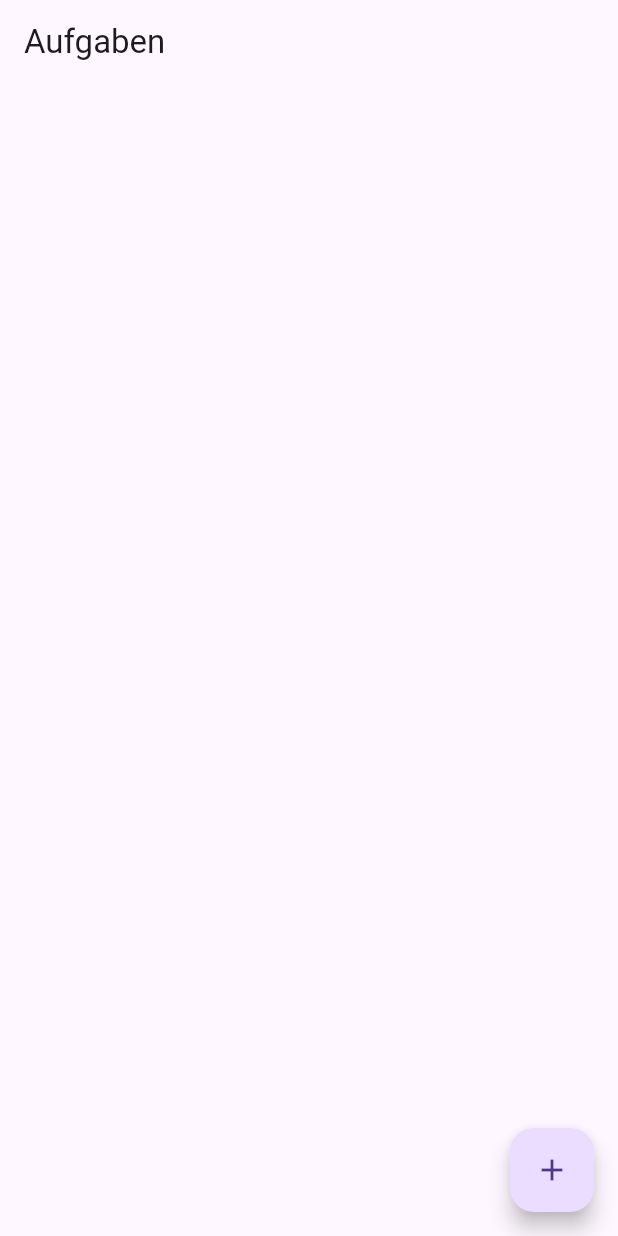
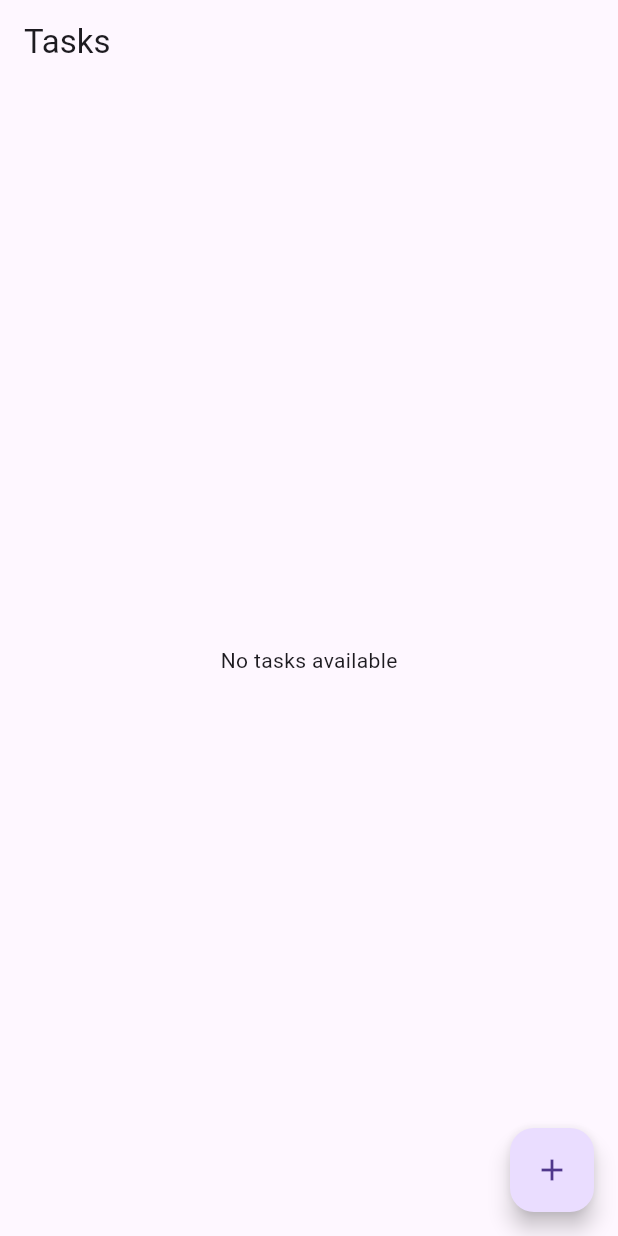
Before and after one commit to Kevin-Bangert/p19, a Flutter app: the screen it shows after launch, on a phone screen of 412 x 824 dp. Run offline on Flutter 3.47's test engine with Material 3 defaults, Android fonts, the phone set to English and light mode, and no system bars.

Commit message:
P19 jetzt tatsächlich fertiges ProjektSheet, vorher nur Aufgabe 1 gewesen

```diff
--- a/lib/main.dart
+++ b/lib/main.dart
@@ -1,7 +1,6 @@
 import 'package:flutter/material.dart';
-import 'database_repository.dart';
+import 'task_list_screen.dart';
 import 'mock_database.dart';
-import 'task.dart';
 
 void main() {
   runApp(MyApp());
@@ -11,66 +10,8 @@ class MyApp extends StatelessWidget {
   @override
   Widget build(BuildContext context) {
     return MaterialApp(
-      home: TaskListScreen(),
-    );
-  }
-}
-
-class TaskListScreen extends StatefulWidget {
-  @override
-  _TaskListScreenState createState() => _TaskListScreenState();
-}
-
-class _TaskListScreenState extends State<TaskListScreen> {
-  late DatabaseRepository repo; // Repository-Instanz
-  List<Task> tasks = []; // Liste der Aufgaben
-
-  @override
-  void initState() {
-    super.initState();
-    repo = MockDatabase(); // MockDatabase verwenden
-    _loadTasks(); // Aufgaben beim Start laden
-  }
-
-  Future<void> _loadTasks() async {
-    List<Task> loadedTasks = await repo.getTasks();
-    setState(() {
-      tasks = loadedTasks; // Zustand aktualisieren
-    });
-  }
-
-  Future<void> _addTask() async {
-    Task newTask = Task(
-      title: 'Neue Aufgabe',
-      description: 'Beschreibung',
-      isCompleted: false,
-    );
-    await repo.insertTask(newTask);
-    _loadTasks(); // Liste nach Hinzufügen aktualisieren
-  }
-
-  @override
-  Widget build(BuildContext context) {
-    return Scaffold(
-      appBar: AppBar(title: Text('Aufgaben')),
-      body: ListView.builder(
-        itemCount: tasks.length,
-        itemBuilder: (context, index) {
-          return ListTile(
-            title: Text(tasks[index].title),
-            subtitle: Text(tasks[index].description),
-            trailing: Checkbox(
-              value: tasks[index].isCompleted,
-              onChanged: (value) {
-                // Hier könnte man die Aufgabe aktualisieren
-              },
-            ),
-          );
-        },
-      ),
-      floatingActionButton: FloatingActionButton(
-        onPressed: _addTask, // Neue Aufgabe hinzufügen
-        child: Icon(Icons.add),
+      home: TaskListScreen(
+        repo: MockDatabase(),
       ),
     );
   }
--- a/lib/mock_database.dart
+++ b/lib/mock_database.dart
@@ -3,12 +3,13 @@ import 'database_repository.dart';
 import 'task.dart';
 
 class MockDatabase implements DatabaseRepository {
-  final List<Task> _tasks = []; // In-Memory-Datenbank als Liste
-  int _nextId = 1; // Automatische ID-Vergabe
+  final List<Task> _tasks = [];
+  int _nextId = 1;
 
   @override
   Future<Task> insertTask(Task task) async {
-    int id = task.id ?? _nextId++; // ID zuweisen, falls keine vorhanden
+    await Future.delayed(Duration(seconds: 1));
+    int id = task.id ?? _nextId++;
     Task newTask = Task(
       id: id,
       title: task.title,
@@ -16,22 +17,24 @@ class MockDatabase implements DatabaseRepository {
       isCompleted: task.isCompleted,
     );
     _tasks.add(newTask);
-    return newTask; // Rückgabe der eingefügten Aufgabe mit ID
+    return newTask;
   }
 
   @override
   Future<List<Task>> getTasks() async {
-    return _tasks; // Rückgabe aller Aufgaben
+    await Future.delayed(Duration(seconds: 2));
+    return _tasks;
   }
 
   @override
   Future<void> updateTask(Task task) async {
+    await Future.delayed(Duration(seconds: 1));
     if (task.id == null) {
-      throw Exception('ID wird fürs Aktualisieren benötigt');
+      throw Exception('Ohne ID kann die Aufgabe nicht aktualisiert werden');
     }
     int index = _tasks.indexWhere((t) => t.id == task.id);
     if (index != -1) {
-      _tasks[index] = task; // Aufgabe ersetzen
+      _tasks[index] = task;
     } else {
       throw Exception('Task nicht gefunden');
     }
@@ -39,6 +42,7 @@ class MockDatabase implements DatabaseRepository {
 
   @override
   Future<void> deleteTask(int id) async {
-    _tasks.removeWhere((t) => t.id == id); // Aufgabe mit ID löschen
+    await Future.delayed(Duration(seconds: 3));
+    _tasks.removeWhere((t) => t.id == id);
   }
 }
--- a/lib/task.dart
+++ b/lib/task.dart
@@ -1,5 +1,5 @@
 class Task {
-  final int? id; // ID kann null sein, wird später gesetzt
+  final int? id;
   final String title;
   final String description;
   final bool isCompleted;
--- /dev/null
+++ b/lib/task_list_screen.dart
@@ -0,0 +1,80 @@
+import 'package:flutter/material.dart';
+import 'database_repository.dart';
+import 'task.dart';
+
+class TaskListScreen extends StatefulWidget {
+  final DatabaseRepository repo;
+
+  const TaskListScreen({required this.repo, super.key});
+
+  @override
+  _TaskListScreenState createState() => _TaskListScreenState();
+}
+
+class _TaskListScreenState extends State<TaskListScreen> {
+  Future<List<Task>>? _tasksFuture;
+
+  @override
+  void initState() {
+    super.initState();
+    _refreshTasks();
+  }
+
+  void _refreshTasks() {
+    _tasksFuture = widget.repo.getTasks();
+    setState(() {});
+  }
+
+  Future<void> _addTask() async {
+    final newTask = Task(
+      title: 'New Task',
+      description: 'Description',
+      isCompleted: false,
+    );
+    await widget.repo.insertTask(newTask);
+    _refreshTasks();
+  }
+
+  @override
+  Widget build(BuildContext context) {
+    return Scaffold(
+      appBar: AppBar(title: const Text('Tasks')),
+      body: FutureBuilder<List<Task>>(
+        future: _tasksFuture,
+        builder: (context, snapshot) {
+          if (snapshot.connectionState == ConnectionState.waiting) {
+            return const Center(child: CircularProgressIndicator());
+          } else if (snapshot.hasError) {
+            return Center(child: Text('Error: ${snapshot.error}'));
+          } else if (snapshot.hasData) {
+            final List<Task> tasks = snapshot.data!;
+            if (tasks.isEmpty) {
+              return const Center(child: Text('No tasks available'));
+            }
+            return ListView.builder(
+              itemCount: tasks.length,
+              itemBuilder: (context, index) {
+                return ListTile(
+                  title: Text(tasks[index].title),
+                  subtitle: Text(tasks[index].description),
+                  trailing: Checkbox(
+                    value: tasks[index].isCompleted,
+                    onChanged: (value) {
+                      // Handle task update
+                    },
+                  ),
+                );
+              },
+            );
+          } else {
+            return const Center(child: Text('No data'));
+          }
+        },
+      ),
+      floatingActionButton: FloatingActionButton(
+        child: const Icon(Icons.add),
+        onPressed: _addTask,
+      ),
+    );
+  }
+}
```
Also changed, not shown: lib/database_repository.dart (+4 -5 lines).
